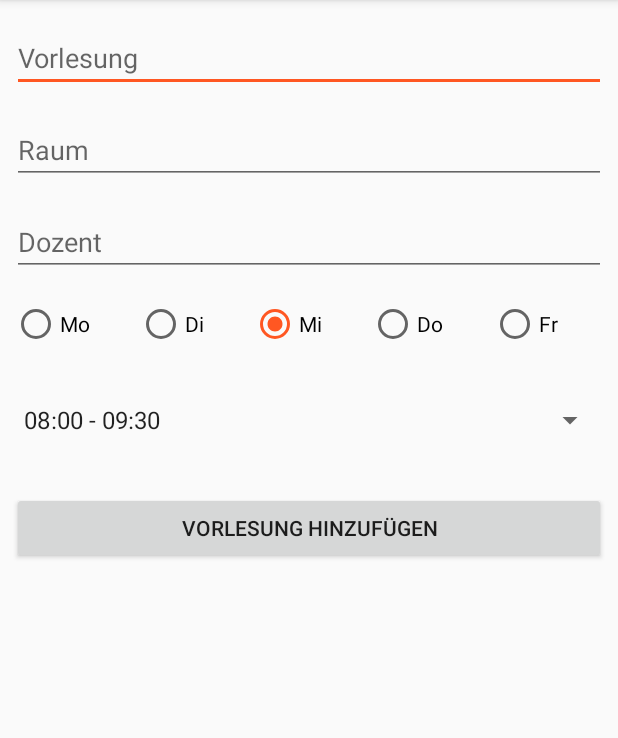
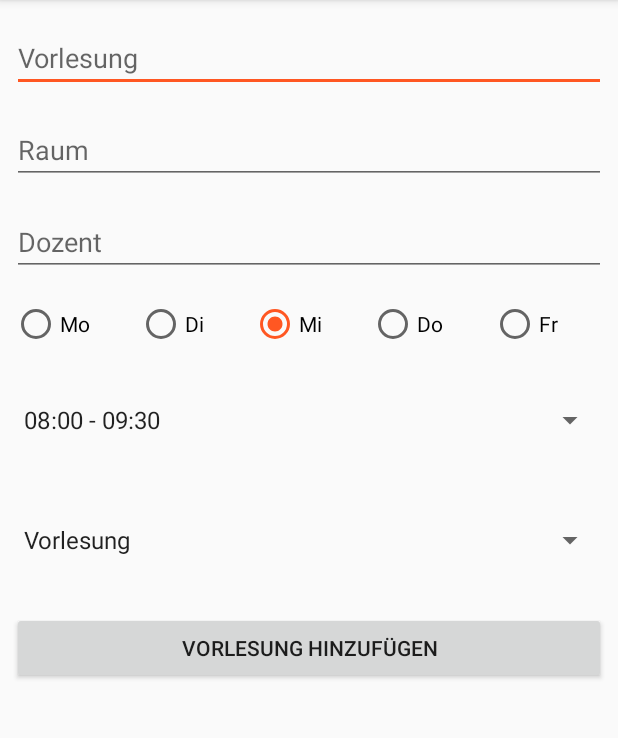
Before and after one commit to roschal/Hochschule-Stralsund, an Android app: the AddLectureActivity screen opened directly, with no data from a screen before it, on a phone screen of 412 x 824 dp, the part 84-822 px from its top. Run offline under Robolectric (Android 15) with nearby library versions, the phone set to English and light mode, and no system bars; network calls fail.

Commit message:
* updated sql for lecture * added lecturetype * show lecture type in view

```diff
--- a/app/src/main/java/teamg/hochschulestralsund/AddLectureActivity.java
+++ b/app/src/main/java/teamg/hochschulestralsund/AddLectureActivity.java
@@ -30,6 +30,7 @@ public class AddLectureActivity extends AppCompatActivity {
     public AutoCompleteTextView editText_lecturer;
     public RadioGroup radioGroup;
     public Spinner spinner;
+    public Spinner spinner_type;
 
     public CustomSQL customSQL;
     public Lecture lecture;
@@ -52,6 +53,7 @@ public class AddLectureActivity extends AppCompatActivity {
         editText_lecturer = findViewById(R.id.editText_add_lecture_lecturer);
         radioGroup = findViewById(R.id.radioGroup_add_lecture_day);
         spinner = findViewById(R.id.spinner_add_lecture_time);
+        spinner_type = findViewById(R.id.spinner_add_lecture_type);
 
         customSQL = new CustomSQL(this);
         lecture = new Lecture();
@@ -97,6 +99,12 @@ public class AddLectureActivity extends AppCompatActivity {
         ArrayAdapter<LectureTime> adapterLectureTime = new ArrayAdapter<>(this,
                 android.R.layout.simple_dropdown_item_1line, lectureTimes);
         spinner.setAdapter(adapterLectureTime);
+
+        String[] types = getResources().getStringArray(R.array.lecture_type);
+        ArrayAdapter<String> adapterLectureType = new ArrayAdapter<>(this,
+                android.R.layout.simple_dropdown_item_1line, types);
+        spinner_type.setAdapter(adapterLectureType);
+        spinner_type.setSelection(0);
 
         /* override the click handler */
         editText_title.addTextChangedListener(new TextWatcher() {
@@ -168,6 +176,18 @@ public class AddLectureActivity extends AppCompatActivity {
 
             }
         });
+
+        spinner_type.setOnItemSelectedListener(new AdapterView.OnItemSelectedListener() {
+            @Override
+            public void onItemSelected(AdapterView<?> parent, View view, int position, long id) {
+                lecture.lectureType = (String) parent.getItemAtPosition(position);
+            }
+
+            @Override
+            public void onNothingSelected(AdapterView<?> parent) {
+
+            }
+        });
     }
 
     public void submit(View view) {
--- a/app/src/main/java/teamg/hochschulestralsund/MyItemRecyclerViewAdapter.java
+++ b/app/src/main/java/teamg/hochschulestralsund/MyItemRecyclerViewAdapter.java
@@ -37,7 +37,7 @@ public class MyItemRecyclerViewAdapter extends RecyclerView.Adapter<MyItemRecycl
     public void onBindViewHolder(final ViewHolder holder, int position) {
         holder.lecture = lectures.get(position);
         holder.textView_time.setText(lectures.get(position).lectureTime.toString());
-        holder.textView_title.setText(lectures.get(position).title);
+        holder.textView_title.setText(lectures.get(position).lectureType + " - " + lectures.get(position).title);
         holder.textView_room.setText(lectures.get(position).location.toString());
         holder.textView_lecturer.setText(lectures.get(position).lecturer.toString());
 
--- a/app/src/main/java/teamg/hochschulestralsund/sql/CustomSQL.java
+++ b/app/src/main/java/teamg/hochschulestralsund/sql/CustomSQL.java
@@ -35,7 +35,8 @@ public class CustomSQL extends SQLiteOpenHelper {
                     Tables.LECTURE.COLUMN_LOCATION_ID + " INTEGER," +
                     Tables.LECTURE.COLUMN_LECTURER_ID + " INTEGER," +
                     Tables.LECTURE.COLUMN_DAY_OF_WEEK + " INTEGER," +
-                    Tables.LECTURE.COLUMN_LECTURE_TIME_ID + " INTEGER)";
+                    Tables.LECTURE.COLUMN_LECTURE_TIME_ID + " INTEGER," +
+                    Tables.LECTURE.COLUMN_LECTURE_TYPE + " TEXT)";
 
     private static final String SQL_CREATE_TABLE_LECTURER =
             "CREATE TABLE IF NOT EXISTS " + Tables.LECTURER.TABLE_NAME + " (" +
@@ -158,6 +159,7 @@ public class CustomSQL extends SQLiteOpenHelper {
             values.put(Tables.LECTURE.COLUMN_LECTURER_ID, lecture.lecturer.id);
             values.put(Tables.LECTURE.COLUMN_DAY_OF_WEEK, lecture.DAY_OF_WEEK);
             values.put(Tables.LECTURE.COLUMN_LECTURE_TIME_ID, lecture.lectureTime.id);
+            values.put(Tables.LECTURE.COLUMN_LECTURE_TYPE, lecture.lectureType);
 
             Log.d("Adding new Lecture", "...");
             Log.d(Tables.LECTURE.COLUMN_TITLE, lecture.title);
@@ -350,6 +352,7 @@ public class CustomSQL extends SQLiteOpenHelper {
 
                 lecture.id = cursor.getLong(cursor.getColumnIndexOrThrow(Tables.LECTURE._ID));
                 lecture.title = cursor.getString(cursor.getColumnIndexOrThrow(Tables.LECTURE.COLUMN_TITLE));
+                lecture.lectureType = cursor.getString(cursor.getColumnIndexOrThrow(Tables.LECTURE.COLUMN_LECTURE_TYPE));
                 lecture.DAY_OF_WEEK = cursor.getInt(cursor.getColumnIndexOrThrow(Tables.LECTURE.COLUMN_DAY_OF_WEEK));
 
                 Log.d(Tables.LECTURE._ID, String.valueOf(lecture.id));
--- a/app/src/main/java/teamg/hochschulestralsund/sql/Tables.java
+++ b/app/src/main/java/teamg/hochschulestralsund/sql/Tables.java
@@ -31,6 +31,7 @@ public class Tables {
         public static final String COLUMN_LECTURER_ID = "lecturer_id";
         public static final String COLUMN_DAY_OF_WEEK = "day_of_week";
         public static final String COLUMN_LECTURE_TIME_ID = "lecture_time_id";
+        public static final String COLUMN_LECTURE_TYPE = "lecture_type";
     }
 
     public static class LECTURE_TIME implements BaseColumns {
--- a/app/src/main/res/layout/activity_add_lecture.xml
+++ b/app/src/main/res/layout/activity_add_lecture.xml
@@ -72,7 +72,7 @@
         app:layout_constraintEnd_toEndOf="parent"
         app:layout_constraintHorizontal_bias="0.0"
         app:layout_constraintStart_toStartOf="parent"
-        app:layout_constraintTop_toBottomOf="@+id/spinner_add_lecture_time" />
+        app:layout_constraintTop_toBottomOf="@+id/spinner_add_lecture_type" />
 
     <RadioGroup
         android:id="@+id/radioGroup_add_lecture_day"
@@ -123,4 +123,17 @@
             android:text="Fr" />
     </RadioGroup>
 
+    <Spinner
+        android:id="@+id/spinner_add_lecture_type"
+        android:layout_width="0dp"
+        android:layout_height="wrap_content"
+        android:layout_marginEnd="8dp"
+        android:layout_marginLeft="8dp"
+        android:layout_marginRight="8dp"
+        android:layout_marginStart="8dp"
+        android:layout_marginTop="16dp"
+        app:layout_constraintEnd_toEndOf="parent"
+        app:layout_constraintStart_toStartOf="parent"
+        app:layout_constraintTop_toBottomOf="@+id/spinner_add_lecture_time" />
+
 </android.support.constraint.ConstraintLayout>
--- a/app/src/main/res/values/arrays.xml
+++ b/app/src/main/res/values/arrays.xml
@@ -14,4 +14,11 @@
         <item>17:30</item>
         <item>19:00</item>
     </string-array>
+
+    <string-array name="lecture_type">
+        <item>Vorlesung</item>
+        <item>Übung</item>
+        <item>Labor</item>
+        <item>Tutorium</item>
+    </string-array>
 </resources>
```
Also changed, not shown: app/src/main/java/teamg/hochschulestralsund/connect/Parser.java (+0 -12 lines), app/src/main/java/teamg/hochschulestralsund/sql/Lecture.java (+5 -2 lines).
